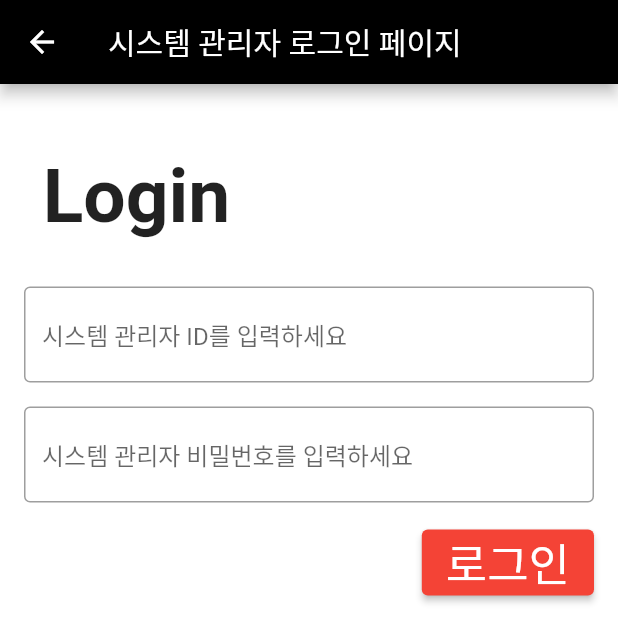
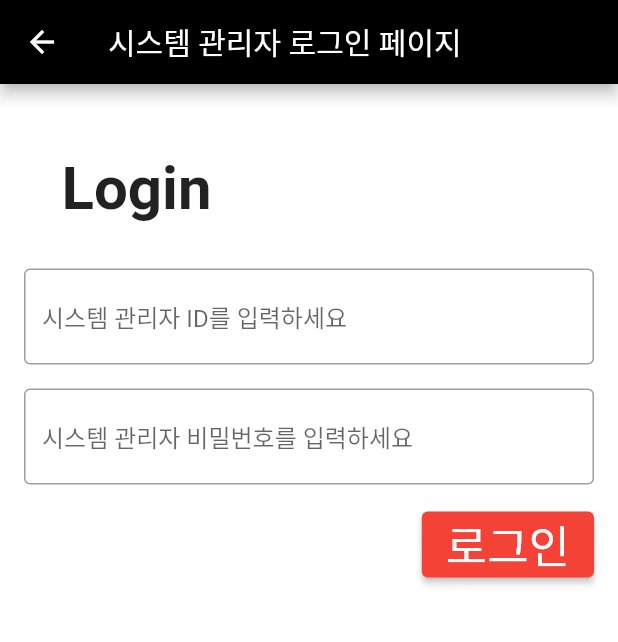
Before and after one commit to chihyeonWON/Restaurant_Order_System, a Flutter app: the screen it shows after launch, after a tap on the "account circle" icon, on a phone screen of 412 x 824 dp. Shown: the top 642 px of the screen. Run offline on Flutter 3.47's test engine with Material 2 defaults, Android fonts, the phone set to English and light mode, and no system bars; our stand-ins replace sqflite; accounts and stored records are empty.

Commit message:
로그인 텍스트 크기 수정

```diff
--- a/lib/login.dart
+++ b/lib/login.dart
@@ -37,7 +37,7 @@
               children: <Widget>[
                 Padding(
                   padding: const EdgeInsets.only(right:230.0, top: 30, bottom:30,),
-                  child: Text('Login', style: TextStyle(fontSize:50, fontWeight:FontWeight.bold)),
+                  child: Text('Login', style: TextStyle(fontSize:40,fontWeight:FontWeight.bold)),
                 ),
                 TextFormField(
                   decoration: InputDecoration(
```
